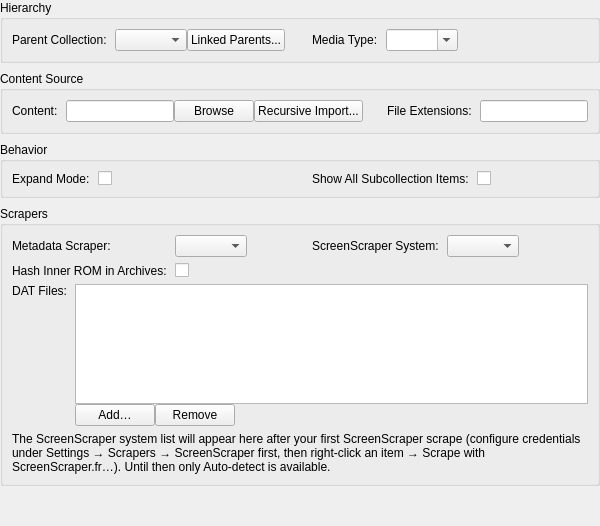
Old version of the form src/ui/dialogs/settings/configurationpanel.ui in the repository EtherAura/Kartend.
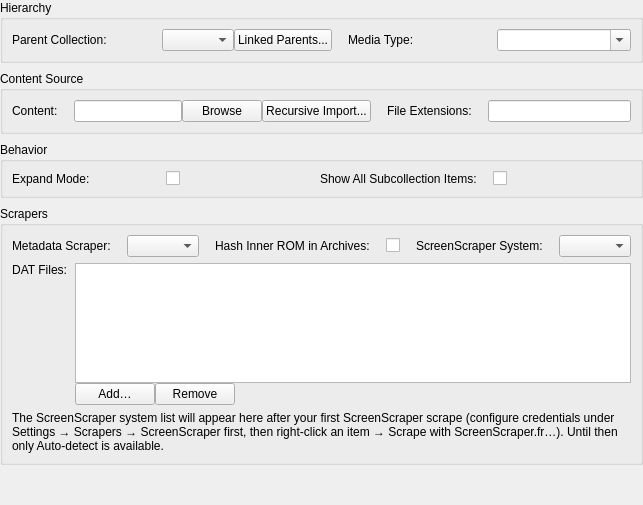
New version of the form.

Commit message: feat(settings): pack section fields into even multi-column grids

What changed in the file:
```diff
--- a/src/ui/dialogs/settings/configurationpanel.ui
+++ b/src/ui/dialogs/settings/configurationpanel.ui
@@ -11,23 +11,10 @@
    <item>
     <widget class="QGroupBox" name="configHierarchyGroupBox">
      <property name="title"><string>Hierarchy</string></property>
-     <!-- Two-column section: two equal-width column wrappers side by side. -->
-     <layout class="QHBoxLayout" name="configHierarchyRowLayout">
-      <property name="spacing"><number>24</number></property>
-      <item>
-       <widget class="QWidget" name="configHierarchyColLeft" native="true">
-        <property name="sizePolicy">
-         <sizepolicy hsizetype="Expanding" vsizetype="Preferred"><horstretch>0</horstretch><verstretch>0</verstretch></sizepolicy>
-        </property>
-        <layout class="QFormLayout" name="configHierarchyFormLeft">
-         <property name="formAlignment"><set>Qt::AlignmentFlag::AlignLeft|Qt::AlignmentFlag::AlignTop</set></property>
-         <property name="horizontalSpacing"><number>8</number></property>
+     <!-- Two label/field pairs share one row (two-column section). -->
+     <layout class="QGridLayout" name="configHierarchyFormLayout">
+      <property name="horizontalSpacing"><number>16</number></property>
          <property name="verticalSpacing"><number>6</number></property>
-         <property name="leftMargin"><number>0</number></property>
-         <property name="topMargin"><number>0</number></property>
-         <property name="rightMargin"><number>0</number></property>
-         <property name="bottomMargin"><number>0</number></property>
-         <property name="fieldGrowthPolicy"><enum>QFormLayout::FieldGrowthPolicy::FieldsStayAtSizeHint</enum></property>
          <item row="0" column="0"><widget class="QLabel" name="label_parentCollection"><property name="text"><string>Parent Collection:</string></property></widget></item>
          <item row="0" column="1">
           <layout class="QHBoxLayout" name="parentCollectionLayout">
@@ -45,51 +32,18 @@
            </item>
           </layout>
          </item>
-        </layout>
-       </widget>
-      </item>
-      <item>
-       <widget class="QWidget" name="configHierarchyColRight" native="true">
-        <property name="sizePolicy">
-         <sizepolicy hsizetype="Expanding" vsizetype="Preferred"><horstretch>0</horstretch><verstretch>0</verstretch></sizepolicy>
-        </property>
-        <layout class="QFormLayout" name="configHierarchyFormRight">
-         <property name="formAlignment"><set>Qt::AlignmentFlag::AlignLeft|Qt::AlignmentFlag::AlignTop</set></property>
-         <property name="horizontalSpacing"><number>8</number></property>
-         <property name="verticalSpacing"><number>6</number></property>
-         <property name="leftMargin"><number>0</number></property>
-         <property name="topMargin"><number>0</number></property>
-         <property name="rightMargin"><number>0</number></property>
-         <property name="bottomMargin"><number>0</number></property>
-         <property name="fieldGrowthPolicy"><enum>QFormLayout::FieldGrowthPolicy::FieldsStayAtSizeHint</enum></property>
-         <item row="0" column="0"><widget class="QLabel" name="label_collectionType"><property name="text"><string>Media Type:</string></property></widget></item>
-         <item row="0" column="1"><widget class="QComboBox" name="collectionTypeComboBox"><property name="minimumWidth"><number>140</number></property><property name="editable"><bool>true</bool></property><property name="toolTip"><string>Free-form category label (e.g. Games, Movies, Music). Subcollections inherit the nearest tagged ancestor when left blank. The toolbar type filter shows only subcollection tiles whose effective type matches.</string></property></widget></item>
-        </layout>
-       </widget>
-      </item>
+      <item row="0" column="2"><widget class="QLabel" name="label_collectionType"><property name="text"><string>Media Type:</string></property></widget></item>
+      <item row="0" column="3"><widget class="QComboBox" name="collectionTypeComboBox"><property name="minimumWidth"><number>140</number></property><property name="editable"><bool>true</bool></property><property name="toolTip"><string>Free-form category label (e.g. Games, Movies, Music). Subcollections inherit the nearest tagged ancestor when left blank. The toolbar type filter shows only subcollection tiles whose effective type matches.</string></property></widget></item>
      </layout>
     </widget>
    </item>
    <item>
     <widget class="QGroupBox" name="configContentGroupBox">
      <property name="title"><string>Content Source</string></property>
-     <!-- Two-column section: two equal-width column wrappers side by side. -->
-     <layout class="QHBoxLayout" name="configContentRowLayout">
-      <property name="spacing"><number>24</number></property>
-      <item>
-       <widget class="QWidget" name="configContentColLeft" native="true">
-        <property name="sizePolicy">
-         <sizepolicy hsizetype="Expanding" vsizetype="Preferred"><horstretch>0</horstretch><verstretch>0</verstretch></sizepolicy>
-        </property>
-        <layout class="QFormLayout" name="configContentFormLeft">
-         <property name="formAlignment"><set>Qt::AlignmentFlag::AlignLeft|Qt::AlignmentFlag::AlignTop</set></property>
-         <property name="horizontalSpacing"><number>8</number></property>
+     <!-- Two label/field pairs share one row (two-column section). -->
+     <layout class="QGridLayout" name="configContentFormLayout">
+      <property name="horizontalSpacing"><number>16</number></property>
          <property name="verticalSpacing"><number>6</number></property>
-         <property name="leftMargin"><number>0</number></property>
-         <property name="topMargin"><number>0</number></property>
-         <property name="rightMargin"><number>0</number></property>
-         <property name="bottomMargin"><number>0</number></property>
-         <property name="fieldGrowthPolicy"><enum>QFormLayout::FieldGrowthPolicy::FieldsStayAtSizeHint</enum></property>
          <item row="0" column="0"><widget class="QLabel" name="label_romDir"><property name="text"><string>Content:</string></property></widget></item>
          <item row="0" column="1">
           <layout class="QHBoxLayout" name="contentDirLayout">
@@ -98,75 +52,21 @@
            <item><widget class="QPushButton" name="recursiveImportContentButton"><property name="toolTip"><string>Create subcollections matching the directory structure</string></property><property name="text"><string>Recursive Import...</string></property></widget></item>
           </layout>
          </item>
-        </layout>
-       </widget>
-      </item>
-      <item>
-       <widget class="QWidget" name="configContentColRight" native="true">
-        <property name="sizePolicy">
-         <sizepolicy hsizetype="Expanding" vsizetype="Preferred"><horstretch>0</horstretch><verstretch>0</verstretch></sizepolicy>
-        </property>
-        <layout class="QFormLayout" name="configContentFormRight">
-         <property name="formAlignment"><set>Qt::AlignmentFlag::AlignLeft|Qt::AlignmentFlag::AlignTop</set></property>
-         <property name="horizontalSpacing"><number>8</number></property>
-         <property name="verticalSpacing"><number>6</number></property>
-         <property name="leftMargin"><number>0</number></property>
-         <property name="topMargin"><number>0</number></property>
-         <property name="rightMargin"><number>0</number></property>
-         <property name="bottomMargin"><number>0</number></property>
-         <property name="fieldGrowthPolicy"><enum>QFormLayout::FieldGrowthPolicy::FieldsStayAtSizeHint</enum></property>
-         <item row="0" column="0"><widget class="QLabel" name="label_fileExtensions"><property name="text"><string>File Extensions:</string></property></widget></item>
-         <item row="0" column="1"><widget class="QLineEdit" name="fileExtensionsLineEdit"><property name="toolTip"><string>Comma-separated list of file extensions to include</string></property></widget></item>
-        </layout>
-       </widget>
-      </item>
+      <item row="0" column="2"><widget class="QLabel" name="label_fileExtensions"><property name="text"><string>File Extensions:</string></property></widget></item>
+      <item row="0" column="3"><widget class="QLineEdit" name="fileExtensionsLineEdit"><property name="toolTip"><string>Comma-separated list of file extensions to include</string></property></widget></item>
      </layout>
     </widget>
    </item>
    <item>
     <widget class="QGroupBox" name="configBehaviorGroupBox">
      <property name="title"><string>Behavior</string></property>
-     <!-- Two-column section: two equal-width column wrappers side by side. -->
-     <layout class="QHBoxLayout" name="configBehaviorRowLayout">
-      <property name="spacing"><number>24</number></property>
-      <item>
-       <widget class="QWidget" name="configBehaviorColLeft" native="true">
-        <property name="sizePolicy">
-         <sizepolicy hsizetype="Expanding" vsizetype="Preferred"><horstretch>0</horstretch><verstretch>0</verstretch></sizepolicy>
-        </property>
-        <layout class="QFormLayout" name="configBehaviorFormLeft">
-         <property name="formAlignment"><set>Qt::AlignmentFlag::AlignLeft|Qt::AlignmentFlag::AlignTop</set></property>
-         <property name="horizontalSpacing"><number>8</number></property>
+     <layout class="QGridLayout" name="configBehaviorFormLayout">
+      <property name="horizontalSpacing"><number>16</number></property>
          <property name="verticalSpacing"><number>6</number></property>
-         <property name="leftMargin"><number>0</number></property>
-         <property name="topMargin"><number>0</number></property>
-         <property name="rightMargin"><number>0</number></property>
-         <property name="bottomMargin"><number>0</number></property>
-         <property name="fieldGrowthPolicy"><enum>QFormLayout::FieldGrowthPolicy::FieldsStayAtSizeHint</enum></property>
          <item row="0" column="0"><widget class="QLabel" name="label_expandMode"><property name="text"><string>Expand Mode:</string></property></widget></item>
          <item row="0" column="1"><widget class="QCheckBox" name="expandModeCheckBox"><property name="toolTip"><string>Two-stage activation: first double-click or Enter expands the artwork preview; a second activation on the same item launches it.</string></property><property name="text"><string/></property></widget></item>
-        </layout>
-       </widget>
-      </item>
-      <item>
-       <widget class="QWidget" name="configBehaviorColRight" native="true">
-        <property name="sizePolicy">
-         <sizepolicy hsizetype="Expanding" vsizetype="Preferred"><horstretch>0</horstretch><verstretch>0</verstretch></sizepolicy>
-        </property>
-        <layout class="QFormLayout" name="configBehaviorFormRight">
-         <property name="formAlignment"><set>Qt::AlignmentFlag::AlignLeft|Qt::AlignmentFlag::AlignTop</set></property>
-         <property name="horizontalSpacing"><number>8</number></property>
-         <property name="verticalSpacing"><number>6</number></property>
-         <property name="leftMargin"><number>0</number></property>
-         <property name="topMargin"><number>0</number></property>
-         <property name="rightMargin"><number>0</number></property>
-         <property name="bottomMargin"><number>0</number></property>
-         <property name="fieldGrowthPolicy"><enum>QFormLayout::FieldGrowthPolicy::FieldsStayAtSizeHint</enum></property>
-         <item row="0" column="0"><widget class="QLabel" name="label_showAllSubcollectionItems"><property name="text"><string>Show All Subcollection Items:</string></property></widget></item>
-         <item row="0" column="1"><widget class="QCheckBox" name="showAllSubcollectionItemsCheckBox"><property name="toolTip"><string>Mix items from subcollections with parent collection items, sorted alphabetically</string></property><property name="text"><string/></property></widget></item>
-        </layout>
-       </widget>
-      </item>
+      <item row="0" column="2"><widget class="QLabel" name="label_showAllSubcollectionItems"><property name="text"><string>Show All Subcollection Items:</string></property></widget></item>
+      <item row="0" column="3"><widget class="QCheckBox" name="showAllSubcollectionItemsCheckBox"><property name="toolTip"><string>Mix items from subcollections with parent collection items, sorted alphabetically</string></property><property name="text"><string/></property></widget></item>
      </layout>
     </widget>
    </item>
@@ -176,49 +76,15 @@
      <layout class="QVBoxLayout" name="configScrapersOuterLayout">
       <property name="spacing"><number>6</number></property>
       <item>
-       <!-- Two-column section: two equal-width column wrappers side by side. -->
-       <layout class="QHBoxLayout" name="configScrapersRowLayout">
-        <property name="spacing"><number>24</number></property>
-        <item>
-         <widget class="QWidget" name="configScrapersColLeft" native="true">
-          <property name="sizePolicy">
-           <sizepolicy hsizetype="Expanding" vsizetype="Preferred"><horstretch>0</horstretch><verstretch>0</verstretch></sizepolicy>
-          </property>
-          <layout class="QFormLayout" name="configScrapersFormLeft">
-           <property name="formAlignment"><set>Qt::AlignmentFlag::AlignLeft|Qt::AlignmentFlag::AlignTop</set></property>
-           <property name="horizontalSpacing"><number>8</number></property>
+       <layout class="QGridLayout" name="configScrapersFormLayout">
+        <property name="horizontalSpacing"><number>16</number></property>
            <property name="verticalSpacing"><number>6</number></property>
-           <property name="leftMargin"><number>0</number></property>
-           <property name="topMargin"><number>0</number></property>
-           <property name="rightMargin"><number>0</number></property>
-           <property name="bottomMargin"><number>0</number></property>
-           <property name="fieldGrowthPolicy"><enum>QFormLayout::FieldGrowthPolicy::FieldsStayAtSizeHint</enum></property>
            <item row="0" column="0"><widget class="QLabel" name="label_scraperProvider"><property name="text"><string>Metadata Scraper:</string></property></widget></item>
            <item row="0" column="1"><widget class="QComboBox" name="scraperProviderComboBox"><property name="minimumWidth"><number>140</number></property><property name="toolTip"><string>Metadata scraper for this collection. Automatic resolves a provider by matching the collection type; pick one explicitly to scrape a custom-typed collection.</string></property></widget></item>
-           <item row="1" column="0"><widget class="QLabel" name="label_screenscraperHashArchive"><property name="text"><string>Hash Inner ROM in Archives:</string></property></widget></item>
-           <item row="1" column="1"><widget class="QCheckBox" name="screenscraperHashArchiveCheckBox"><property name="toolTip"><string>When the scraped item is a .zip / .7z / etc., extract it and hash the inner ROM rather than the outer archive — much higher ScreenScraper match accuracy. Turn off to skip the extraction cost for huge archives.</string></property><property name="text"><string/></property></widget></item>
-          </layout>
-         </widget>
-        </item>
-        <item>
-         <widget class="QWidget" name="configScrapersColRight" native="true">
-          <property name="sizePolicy">
-           <sizepolicy hsizetype="Expanding" vsizetype="Preferred"><horstretch>0</horstretch><verstretch>0</verstretch></sizepolicy>
-          </property>
-          <layout class="QFormLayout" name="configScrapersFormRight">
-           <property name="formAlignment"><set>Qt::AlignmentFlag::AlignLeft|Qt::AlignmentFlag::AlignTop</set></property>
-           <property name="horizontalSpacing"><number>8</number></property>
-           <property name="verticalSpacing"><number>6</number></property>
-           <property name="leftMargin"><number>0</number></property>
-           <property name="topMargin"><number>0</number></property>
-           <property name="rightMargin"><number>0</number></property>
-           <property name="bottomMargin"><number>0</number></property>
-           <property name="fieldGrowthPolicy"><enum>QFormLayout::FieldGrowthPolicy::FieldsStayAtSizeHint</enum></property>
-           <item row="0" column="0"><widget class="QLabel" name="label_screenscraperSystem"><property name="text"><string>ScreenScraper System:</string></property></widget></item>
-           <item row="0" column="1"><widget class="QComboBox" name="screenscraperSystemComboBox"><property name="minimumWidth"><number>140</number></property><property name="toolTip"><string>Override ScreenScraper.fr's per-collection system id. Leave on Auto-detect to let Kartend pick from the collection's name / type / extensions.</string></property></widget></item>
-          </layout>
-         </widget>
-        </item>
+        <item row="0" column="2"><widget class="QLabel" name="label_screenscraperHashArchive"><property name="text"><string>Hash Inner ROM in Archives:</string></property></widget></item>
+        <item row="0" column="3"><widget class="QCheckBox" name="screenscraperHashArchiveCheckBox"><property name="toolTip"><string>When the scraped item is a .zip / .7z / etc., extract it and hash the inner ROM rather than the outer archive — much higher ScreenScraper match accuracy. Turn off to skip the extraction cost for huge archives.</string></property><property name="text"><string/></property></widget></item>
+        <item row="0" column="4"><widget class="QLabel" name="label_screenscraperSystem"><property name="text"><string>ScreenScraper System:</string></property></widget></item>
+        <item row="0" column="5"><widget class="QComboBox" name="screenscraperSystemComboBox"><property name="minimumWidth"><number>140</number></property><property name="toolTip"><string>Override ScreenScraper.fr's per-collection system id. Leave on Auto-detect to let Kartend pick from the collection's name / type / extensions.</string></property></widget></item>
        </layout>
       </item>
       <item>
```
Lines whose indentation alone changed are shown as unchanged. The commit also changes 19 other files.
